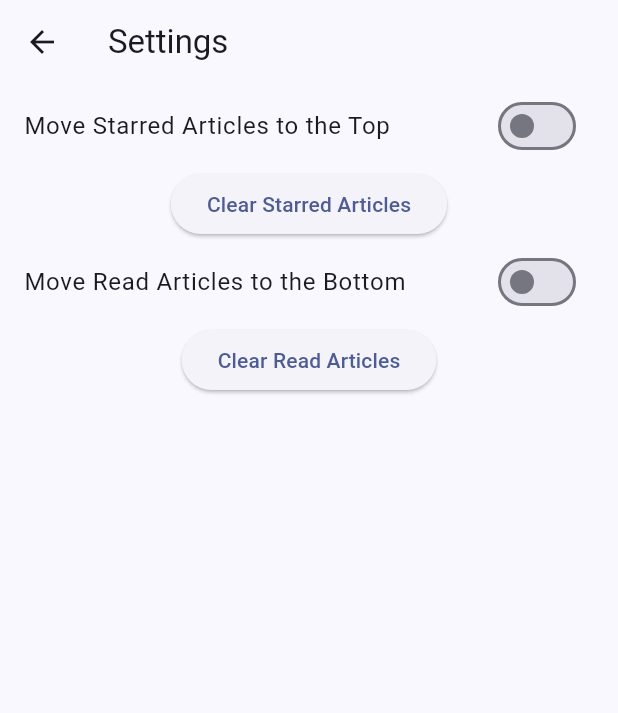
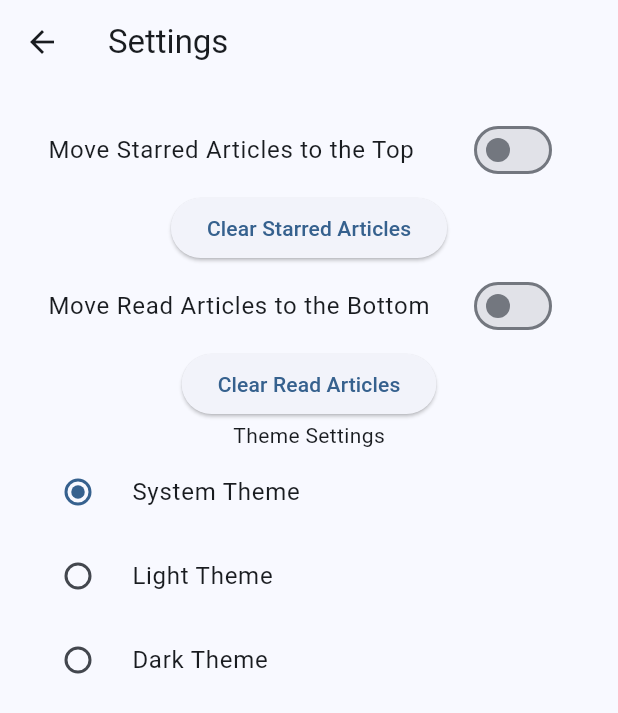
Before and after one commit to chocolate-muffin/lernplan, a Flutter app: the SettingsSecreen screen opened directly, on a phone screen of 412 x 824 dp. Shown: the top 713 px of the screen. Run offline on Flutter 3.47's test engine with Material 3 defaults, Android fonts, the phone set to English and light mode, and no system bars; our stand-ins replace shared_preferences; accounts and stored records are empty.

Commit message:
system, light, dark theme

```diff
--- a/lib/screens/settings.dart
+++ b/lib/screens/settings.dart
@@ -1,5 +1,6 @@
 import 'package:flutter/material.dart';
-
+import 'package:lernplan/theme_provider.dart';
+import 'package:provider/provider.dart';
 import 'package:shared_preferences/shared_preferences.dart';
 
 class SettingsSecreen extends StatefulWidget {
@@ -19,12 +20,14 @@ class _SettingsSecreenState extends State<SettingsSecreen> {
     _loadSortingStarredPreference();
     _loadSortingReadPreference();
   }
+
   void _loadSortingStarredPreference() async {
     SharedPreferences prefs = await SharedPreferences.getInstance();
     setState(() {
       _moveStarredToTop = prefs.getBool('moveStarredToTop') ?? false;
     });
   }
+
   void _toggleSortingStarredPreference() async {
     SharedPreferences prefs = await SharedPreferences.getInstance();
     setState(() {
@@ -32,12 +35,14 @@ class _SettingsSecreenState extends State<SettingsSecreen> {
       prefs.setBool('moveStarredToTop', _moveStarredToTop);
     });
   }
+
   void _loadSortingReadPreference() async {
     SharedPreferences prefs = await SharedPreferences.getInstance();
     setState(() {
       _moveReadToBottom = prefs.getBool('moveReadToBottom') ?? false;
     });
   }
+
   void _toggleSortingReadPreference() async {
     SharedPreferences prefs = await SharedPreferences.getInstance();
     setState(() {
@@ -49,31 +54,68 @@ class _SettingsSecreenState extends State<SettingsSecreen> {
 
   @override
   Widget build(BuildContext context) {
+    final themeProvider = Provider.of<ThemeProvider>(context);
+
     return Scaffold(
-      appBar: AppBar(title: const Text('Settings'),),
-      body: Center(
+      appBar: AppBar(
+        title: const Text('Settings'),
+      ),
+      body: SingleChildScrollView(
+ // Wrap the content in SingleChildScrollView
+        child: Padding(
+          padding: const EdgeInsets.all(16.0),
           child: Column(
             children: [
               SwitchListTile(
                 title: const Text('Move Starred Articles to the Top'),
                 value: _moveStarredToTop,
-              onChanged: (value) {_toggleSortingStarredPreference();},
+                onChanged: (value) {
+                  _toggleSortingStarredPreference();
+                },
               ),
               ElevatedButton(
-              onPressed: () {_clearStarredPreferences();},
+                onPressed: () {
+                  _clearStarredPreferences();
+                },
                 child: const Text('Clear Starred Articles'),
               ),
               SwitchListTile(
                 title: const Text('Move Read Articles to the Bottom'),
                 value: _moveReadToBottom,
-              onChanged: (value) {_toggleSortingReadPreference();},
+                onChanged: (value) {
+                  _toggleSortingReadPreference();
+                },
               ),
               ElevatedButton(
-              onPressed: () {_clearReadPreferences();},
+                onPressed: () {
+                  _clearReadPreferences();
+                },
                 child: const Text('Clear Read Articles'),
+              ),
+
+              // Theme Settings
+              const Text('Theme Settings'),
+              RadioListTile<ThemeMode>(
+                title: const Text('System Theme'),
+                value: ThemeMode.system,
+                groupValue: themeProvider.themeMode, // Use provider's value
+                onChanged: (value) => themeProvider.setThemeMode(value),
+              ),
+              RadioListTile<ThemeMode>(
+                title: const Text('Light Theme'),
+                value: ThemeMode.light,
+                groupValue: themeProvider.themeMode,
+                onChanged: (value) => themeProvider.setThemeMode(value),
+              ),
+              RadioListTile<ThemeMode>(
+                title: const Text('Dark Theme'),
+                value: ThemeMode.dark,
+                groupValue: themeProvider.themeMode,
+                onChanged: (value) => themeProvider.setThemeMode(value),
               ),
               // Add other settings options here
             ],
+          ),
         ),
       ),
     );
@@ -85,7 +127,8 @@ class _SettingsSecreenState extends State<SettingsSecreen> {
       builder: (BuildContext context) {
         return AlertDialog(
           title: const Text('Confirm Clear'),
-          content: const Text('Are you sure you want to clear all starred articles? This action cannot be undone.'),
+          content: const Text(
+              'Are you sure you want to clear all starred articles? This action cannot be undone.'),
           actions: [
             TextButton(
               onPressed: () => Navigator.of(context).pop(), // Close the dialog
@@ -95,7 +138,8 @@ class _SettingsSecreenState extends State<SettingsSecreen> {
               onPressed: () async {
                 // User confirmed, proceed with clearing
                 final prefs = await SharedPreferences.getInstance();
-                final keysToRemove = prefs.getKeys().where((key) => key.startsWith('starred_'));
+                final keysToRemove =
+                    prefs.getKeys().where((key) => key.startsWith('starred_'));
 
                 for (final key in keysToRemove) {
                   await prefs.remove(key);
@@ -106,8 +150,7 @@ class _SettingsSecreenState extends State<SettingsSecreen> {
 
                 // Optionally, show a confirmation message
                 ScaffoldMessenger.of(context).showSnackBar(
-                  const SnackBar(content: Text('Starred articles cleared!'))
-                );
+                    const SnackBar(content: Text('Starred articles cleared!')));
               },
               child: const Text('Clear'),
             ),
@@ -123,7 +166,8 @@ class _SettingsSecreenState extends State<SettingsSecreen> {
       builder: (BuildContext context) {
         return AlertDialog(
           title: const Text('Confirm Clear'),
-          content: const Text('Are you sure you want to clear all read articles? This action cannot be undone.'),
+          content: const Text(
+              'Are you sure you want to clear all read articles? This action cannot be undone.'),
           actions: [
             TextButton(
               onPressed: () => Navigator.of(context).pop(), // Close the dialog
@@ -133,7 +177,8 @@ class _SettingsSecreenState extends State<SettingsSecreen> {
               onPressed: () async {
                 // User confirmed, proceed with clearing
                 final prefs = await SharedPreferences.getInstance();
-                final keysToRemove = prefs.getKeys().where((key) => key.startsWith('read_'));
+                final keysToRemove =
+                    prefs.getKeys().where((key) => key.startsWith('read_'));
 
                 for (final key in keysToRemove) {
                   await prefs.remove(key);
@@ -144,8 +189,7 @@ class _SettingsSecreenState extends State<SettingsSecreen> {
 
                 // Optionally, show a confirmation message
                 ScaffoldMessenger.of(context).showSnackBar(
-                  const SnackBar(content: Text('Read articles cleared!'))
-                );
+                    const SnackBar(content: Text('Read articles cleared!')));
               },
               child: const Text('Clear'),
             ),
@@ -154,5 +198,4 @@ class _SettingsSecreenState extends State<SettingsSecreen> {
       },
     );
   }
-
 }
--- /dev/null
+++ b/lib/theme_provider.dart
@@ -0,0 +1,35 @@
+import 'package:flutter/material.dart';
+
+// Light Theme
+ThemeData lightTheme = ThemeData(
+  brightness: Brightness.light,
+  colorScheme: ColorScheme.fromSeed(
+    seedColor: Colors.blue,
+    // You can customize other colorScheme properties here
+  ),
+  useMaterial3: true,
+);
+
+// Dark Theme
+ThemeData darkTheme = ThemeData(
+  brightness: Brightness.dark,
+  colorScheme: ColorScheme.fromSeed(
+    seedColor: Colors.blue, // Use non-nullable type
+    brightness: Brightness.dark,
+    // You can customize other colorScheme properties here
+  ),
+  useMaterial3: true,
+);
+
+class ThemeProvider extends ChangeNotifier {
+  ThemeMode _themeMode = ThemeMode.system; // Default to system theme
+
+  ThemeMode get themeMode => _themeMode;
+
+  void setThemeMode(ThemeMode? newThemeMode) {
+    if (newThemeMode != null) {
+      _themeMode = newThemeMode;
+      notifyListeners(); // Notify listeners when theme changes
+    }
+  }
+}
--- a/pubspec.yaml
+++ b/pubspec.yaml
@@ -31,6 +31,7 @@ dependencies:
   flutter:
     sdk: flutter
 
+  provider: ^6.0.0
   url_launcher: ^6.3.0
   shared_preferences: ^2.3.2
 
```
Also changed, not shown: lib/main.dart (+18 -8 lines), 1 other file. Lines whose indentation alone changed are shown as unchanged.
